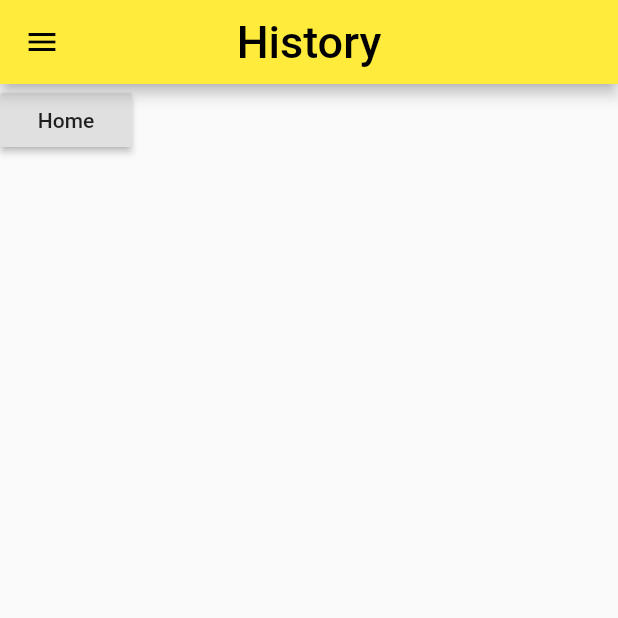
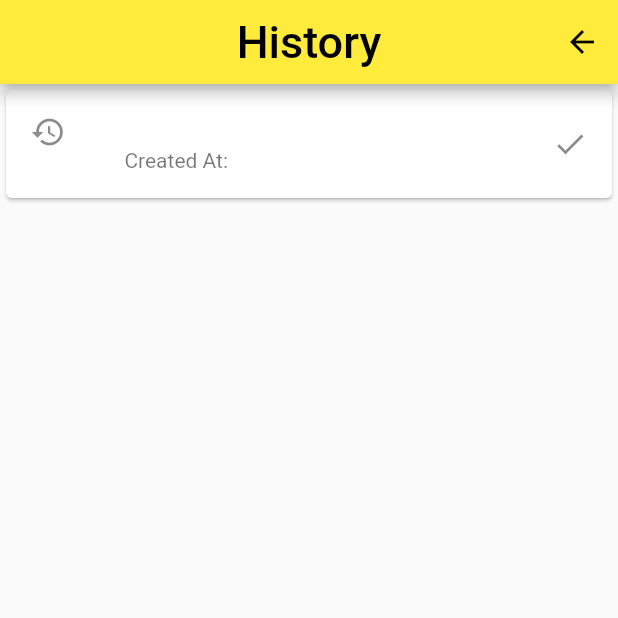
Before and after one commit to MohammadSohail/sms_gateway-checker-, a Flutter app: the screen it shows after launch, after a tap on "History", on a phone screen of 412 x 824 dp, the top half of it. Run offline on Flutter 3.47's test engine with Material 2 defaults, Android fonts, the phone set to English and light mode, and no system bars; our stand-ins replace analog_clock, shared_preferences.

Commit message:
History page data

```diff
--- a/main/lib/history.dart
+++ b/main/lib/history.dart
@@ -1,24 +1,50 @@
 import 'package:flutter/cupertino.dart';
 import 'package:flutter/material.dart';
+import 'package:shared_preferences/shared_preferences.dart';
 
-// ignore: camel_case_types
+
+// ignore: camel_case_types, must_be_immutable
 class History extends StatefulWidget {
-  String id;
-  History({this.id});
+   String number;
+   String message;
+   String timer;
+   History(String number, String message, String timer) {this.number = number; this.message = message; this.timer = timer;}
+
   @override
   _HistoryState createState() => _HistoryState();
 }
 
 class _HistoryState extends State<History> {
+  // var list = [
+  //   {'id':"123123","date":"20/08/2016", "status" : "true"},{'id':"123124","date":"26/08/2016","status" : "true"},{'id':"123125","date":"26/08/2016","status" : "false"}
+  // ];
+
+  // _loadData() async {
+  //   SharedPreferences pref = await SharedPreferences.getInstance();
+  //   return pref.getString("number");
+  // }
+  //
+  // _save() async {
+  //   SharedPreferences pref = await SharedPreferences.getInstance();
+  //   setState(() {
+  //     pref.setString("number", widget.number);
+  //   });
+  // }
+
   @override
   Widget build(BuildContext context) {
     return MaterialApp(
       debugShowCheckedModeBanner: false,
         home: Scaffold(
       appBar: AppBar(
-        leading: Icon(
-          Icons.menu,
-        ),
+        actions: [
+          IconButton(
+            icon: Icon(Icons.arrow_back),
+            onPressed: (){
+              Navigator.pop(context);
+            },
+          ),
+        ],
         iconTheme: IconThemeData(
             color: Colors.black
         ),
@@ -31,13 +57,17 @@ class _HistoryState extends State<History> {
           ),),
       ),
       body: Column(
+        mainAxisAlignment: MainAxisAlignment.start,
+
         children: [
-          RaisedButton(
-            child:Text("Home"),
-            onPressed: (){
-              Navigator.pop(context);
-            },
-          )
+          //for(var item in list )
+            Card(
+              child: ListTile(
+                leading: Icon(Icons.history),
+                title: Text(widget.number),
+                subtitle: Text(widget.message),
+                trailing: Icon(Icons.done)
+              ))
         ],
       ),
         ),
--- a/main/lib/main.dart
+++ b/main/lib/main.dart
@@ -1,6 +1,7 @@
 
 import 'dart:async';
 import 'dart:convert';
+import 'dart:io';
 import 'package:flutter/material.dart';
 import 'package:http/http.dart' as http;
 import 'package:intl/intl.dart';
@@ -11,27 +12,35 @@ import 'package:flutter/cupertino.dart';
 
 void main() {
   runApp(MaterialApp(
+    title: 'MyApp',
+    // MaterialApp contains our top-level Navigator
     initialRoute: '/',
     routes: {
-      '/' : (context) => MyApp(),
-      '/history' : (context) => History(),
-    }
+      '/': (BuildContext context) => MyApp(),
+      '/history': (BuildContext context) => History("", "", ""),
+    },
   ));
 }
 
 class MyApp extends StatefulWidget {
+
   @override
   _MyAppState createState() => _MyAppState();
 }
 
 class _MyAppState extends State<MyApp> {
-  String _timeString;
+
+  // @override
+  // void initState(){
+  //   super.initState();
+  // }
   //Create a text controller and use it to retrieve the current value
   //   // of the TextField.
   final num = TextEditingController();
   final msg = TextEditingController();
   final tmr = TextEditingController();
 
+  var currentTime = "";
   var history = new List();
 
  void tmp() {
@@ -49,9 +58,12 @@ class _MyAppState extends State<MyApp> {
 
   Future callService() async
   {
-    String url = "http://alphasms.biz/index.php?app=ws&u=Sohail&h=f6d9aec95bb9c4e46dc7265a22a87b4d&op=pv&to=${num.text}&msg=${msg.text}";
-    //String url1 = "https://jobxprss.com/api/send/app_link/";
-    var currentTime = DateFormat('dd-MM-yyyy – kk:mm').format(DateTime.now());
+    HttpClient client = new HttpClient();
+    client.badCertificateCallback = ((X509Certificate cert, String host, int port) => true);
+
+    //String url = "https://alphasms.biz/index.php?app=ws&u=Sohail&h=f6d9aec95bb9c4e46dc7265a22a87b4d&op=pv&to=${num.text}&msg=${msg.text}";
+    String url1 = "https://jobxprss.com/api/send/app_link/";
+     currentTime = DateFormat('dd-MM-yyyy – kk:mm').format(DateTime.now());
     //print(msg.text + "\n Created at: " + currentTime);
     history.add({
       "number" : num.text,
@@ -59,9 +71,12 @@ class _MyAppState extends State<MyApp> {
       "timer" : tmr.text
     });
     print(history);
+    var tim = int.parse(tmr.text);
     try {
       http.Response res = await http.get(
-          Uri.encodeFull(url),
+          //Timer.periodic(Duration(seconds: tim), (timer) => setState(() {
+            Uri.encodeFull(url1),
+          //})),
           headers: {
             "Accept" : "Application/json"
           }
@@ -78,23 +93,29 @@ class _MyAppState extends State<MyApp> {
     // Clean up the controller when the widget is disposed.
     num.dispose();
     msg.dispose();
+    tmr.dispose();
     super.dispose();
   }
 
   @override
   Widget build(BuildContext context) {
-
-    final history = ModalRoute.of(context).settings.arguments;
-
+    //final history = ModalRoute.of(context).settings.arguments;
     return new Builder(
         builder: (ctx) {
     return MaterialApp(
       debugShowCheckedModeBanner: false,
       home: Scaffold(
         appBar: AppBar(
-          title: Text('SMS gateway_checker'),
+          title: Text('SMS Gateway_Checker', style: TextStyle(
+            fontSize: 20,
+            color: Colors.black,
+          ),),
+          backgroundColor: Colors.yellow,
         ),
         body: SafeArea(
+          child: Container(
+            child: Padding(
+              padding: const EdgeInsets.all(8.0),
               child: Column(
                 children: [
                   TextFormField(
@@ -124,22 +145,30 @@ class _MyAppState extends State<MyApp> {
                   RaisedButton(
                     onPressed: callService,
                     child: Text('Send Message',
-                    style: TextStyle(fontSize: 20, fontWeight: FontWeight.bold)
+                        style: TextStyle(
+                            fontSize: 20, fontWeight: FontWeight.bold)
                     ),
                   ),
                   RaisedButton(
                     child: Column(
                       children: [
-                      Text("History",style: TextStyle(fontSize: 20),),
+                        Text("History", style: TextStyle(fontSize: 20),),
                       ],
                     ),
                     onPressed: () {
                       //Route route = MaterialPageRoute(builder: (context) => History());
-                    Navigator.pushNamed(context, '/history');
+                      //Navigator.pushNamed(context, '/history');
+                      Navigator.push(
+                          context,
+                          MaterialPageRoute(
+                            builder: (context) =>
+                            new History(num.text, msg.text + '  Created At: ' + currentTime, tmr.text),
+                          ));
                     },
                     textColor: Colors.black,
                   ),
-                SizedBox(height: 25.0,),Center(
+                  SizedBox(height: 25.0,),
+                  Center(
                     child: SizedBox(
                       child: Padding(
                         padding: const EdgeInsets.all(8.0),
@@ -147,7 +176,8 @@ class _MyAppState extends State<MyApp> {
                           "Current Server Time:",
                           textAlign: TextAlign.center,
                           overflow: TextOverflow.ellipsis,
-                        style: TextStyle(fontSize: 20, fontWeight: FontWeight.bold),
+                          style: TextStyle(
+                              fontSize: 20, fontWeight: FontWeight.bold),
                         ),
                       ),
                     ),
@@ -158,27 +188,31 @@ class _MyAppState extends State<MyApp> {
                       child: Padding(
                         padding: const EdgeInsets.all(8.0),
                         child: Text(
-                            DateFormat('dd-MM-yyyy – kk:mm').format(DateTime.now()),
+                          DateFormat('dd-MM-yyyy – kk:mm').format(
+                              DateTime.now()),
                           textAlign: TextAlign.center,
                           overflow: TextOverflow.ellipsis,
-                          style: TextStyle(fontSize: 20, fontWeight: FontWeight.bold),
+                          style: TextStyle(
+                              fontSize: 20, fontWeight: FontWeight.bold),
                         ),
                       ),
                     ),
                   ),
                   //###############################
-                SizedBox(
-                  height: 200,
-                  child: ListView(
-                    scrollDirection: Axis.vertical,
-                    children: <Widget>[
-                      if(history != null)Text(history,
-                        style: TextStyle(fontSize: 20, fontWeight: FontWeight.bold),)
+                  // SizedBox(
+                  //   height: 200,
+                  //   child: ListView(
+                  //     scrollDirection: Axis.vertical,
+                  //     children: <Widget>[
+                  //       Text("History",
+                  //         style: TextStyle(fontSize: 20, fontWeight: FontWeight.bold),)
+                  //     ],
+                  //   ),
+                  // ),
+                  //#################################
                 ],
               ),
             ),
-                //#################################
-              ],
           ),
 
 
--- a/main/pubspec.yaml
+++ b/main/pubspec.yaml
@@ -23,11 +23,9 @@ environment:
 dependencies:
   flutter:
     sdk: flutter
-
+  shared_preferences:
 
   # The following adds the Cupertino Icons font to your application.
-  # Use with the CupertinoIcons class for iOS style icons.
-  cupertino_icons: ^1.0.1
   http:
   url_launcher:
   get_it:
```
Also changed, not shown: main/pubspec.lock. Lines whose indentation alone changed are shown as unchanged.
